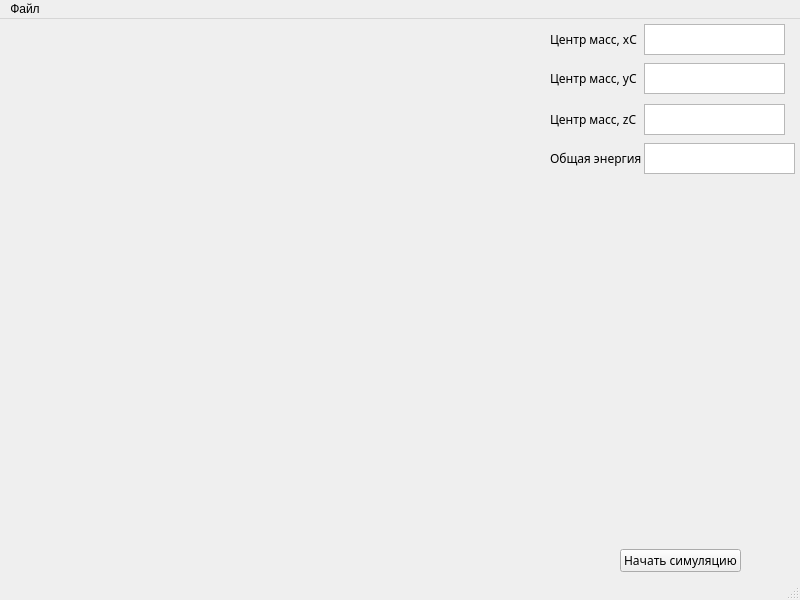
First picture: the form in UI/lab1_main.ui, repository adozaraz/MathModelling, before the edit.
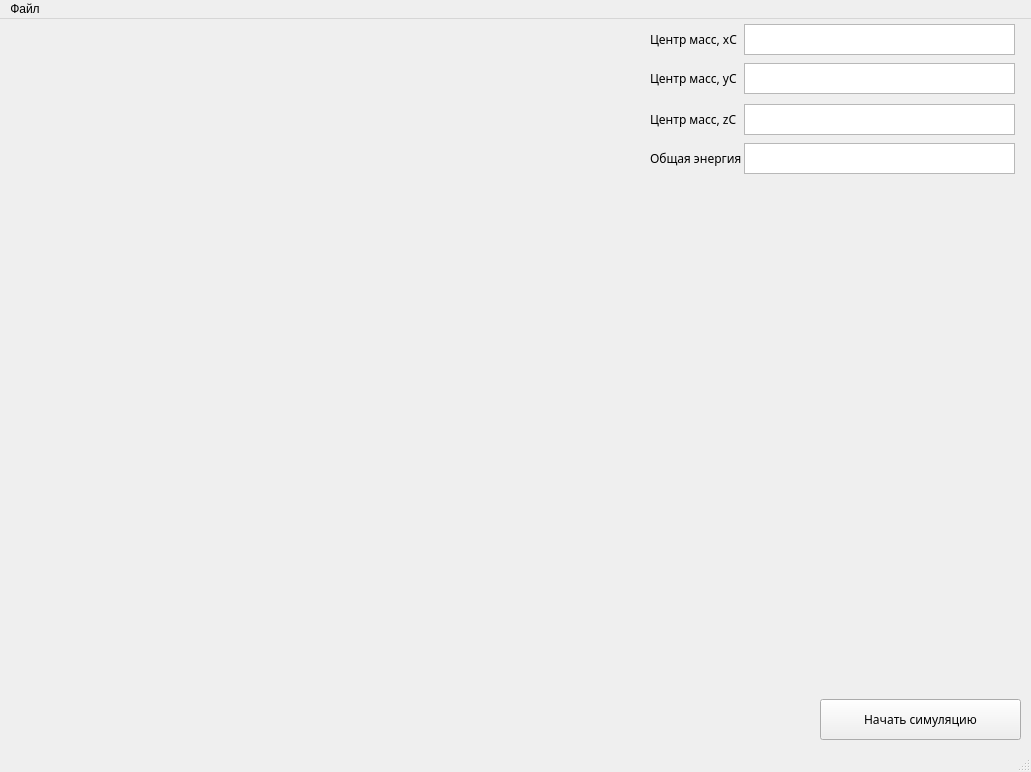
Second picture: the form after the edit. Custom widgets are drawn as their Qt base class.

Commit message: Обновление интерфейса + некоторые фиксы

```diff
--- a/UI/lab1_main.ui
+++ b/UI/lab1_main.ui
@@ -6,8 +6,8 @@
    <rect>
     <x>0</x>
     <y>0</y>
-    <width>800</width>
-    <height>600</height>
+    <width>1031</width>
+    <height>772</height>
    </rect>
   </property>
   <property name="sizePolicy">
@@ -25,18 +25,18 @@
      <rect>
       <x>10</x>
       <y>10</y>
-      <width>531</width>
-      <height>541</height>
+      <width>621</width>
+      <height>701</height>
      </rect>
     </property>
    </widget>
    <widget class="QPushButton" name="pushButton">
     <property name="geometry">
      <rect>
-      <x>620</x>
-      <y>530</y>
-      <width>121</width>
-      <height>23</height>
+      <x>820</x>
+      <y>680</y>
+      <width>201</width>
+      <height>41</height>
      </rect>
     </property>
     <property name="font">
@@ -51,7 +51,7 @@
    <widget class="QLabel" name="label">
     <property name="geometry">
      <rect>
-      <x>550</x>
+      <x>650</x>
       <y>10</y>
       <width>101</width>
       <height>21</height>
@@ -69,7 +69,7 @@
    <widget class="QLabel" name="label_2">
     <property name="geometry">
      <rect>
-      <x>550</x>
+      <x>650</x>
       <y>49</y>
       <width>101</width>
       <height>21</height>
@@ -87,7 +87,7 @@
    <widget class="QLabel" name="label_3">
     <property name="geometry">
      <rect>
-      <x>550</x>
+      <x>650</x>
       <y>90</y>
       <width>101</width>
       <height>21</height>
@@ -105,9 +105,9 @@
    <widget class="QTextBrowser" name="textBrowser">
     <property name="geometry">
      <rect>
-      <x>644</x>
+      <x>744</x>
       <y>5</y>
-      <width>141</width>
+      <width>271</width>
       <height>31</height>
      </rect>
     </property>
@@ -115,9 +115,9 @@
    <widget class="QTextBrowser" name="textBrowser_2">
     <property name="geometry">
      <rect>
-      <x>644</x>
+      <x>744</x>
       <y>44</y>
-      <width>141</width>
+      <width>271</width>
       <height>31</height>
      </rect>
     </property>
@@ -125,9 +125,9 @@
    <widget class="QTextBrowser" name="textBrowser_3">
     <property name="geometry">
      <rect>
-      <x>644</x>
+      <x>744</x>
       <y>85</y>
-      <width>141</width>
+      <width>271</width>
       <height>31</height>
      </rect>
     </property>
@@ -135,9 +135,9 @@
    <widget class="QTextBrowser" name="textBrowser_4">
     <property name="geometry">
      <rect>
-      <x>644</x>
+      <x>744</x>
       <y>124</y>
-      <width>151</width>
+      <width>271</width>
       <height>31</height>
      </rect>
     </property>
@@ -145,7 +145,7 @@
    <widget class="QLabel" name="label_4">
     <property name="geometry">
      <rect>
-      <x>550</x>
+      <x>650</x>
       <y>129</y>
       <width>100</width>
       <height>21</height>
@@ -166,7 +166,7 @@
     <rect>
      <x>0</x>
      <y>0</y>
-     <width>800</width>
+     <width>1031</width>
      <height>21</height>
     </rect>
    </property>
```
The commit also changes 3 other files.
